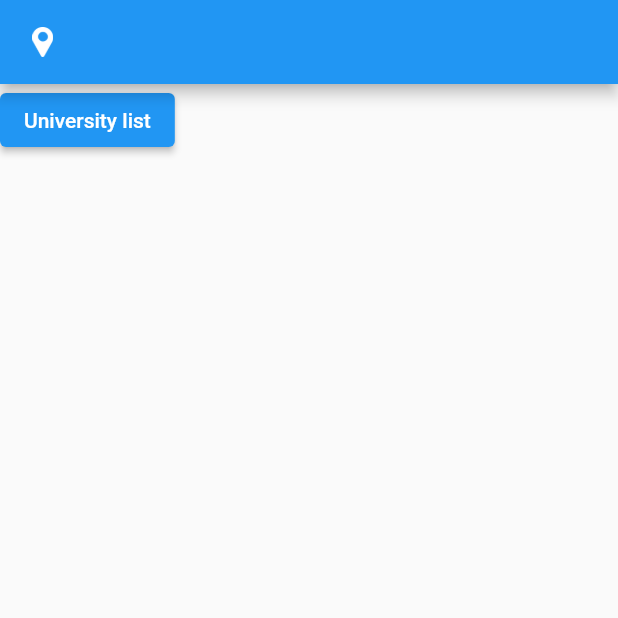
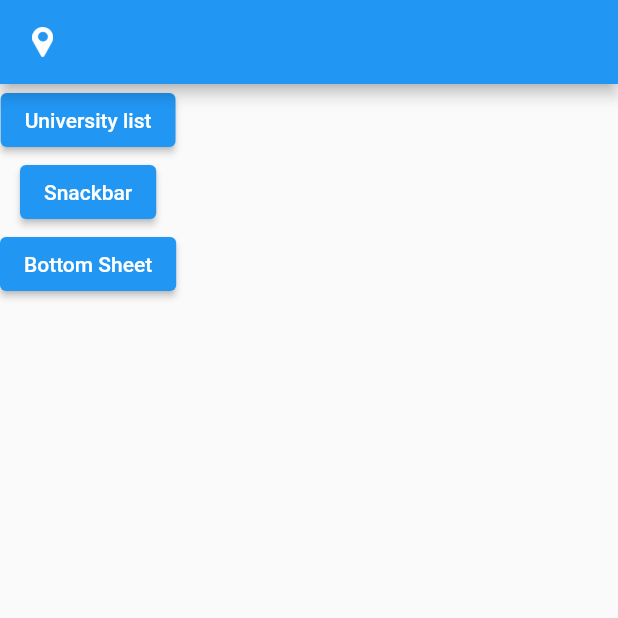
Before and after one commit to sr-invisible/learn-flutter, a Flutter app: the screen it shows after launch, after a tap on "pick_location", on a phone screen of 412 x 824 dp, the top half of it. Run offline on Flutter 3.47's test engine with Material 2 defaults, Android fonts, the phone set to English and light mode, and no system bars; our stand-ins replace firebase_core, firebase_messaging, flutter_local_notifications, flutter_typeahead, geocoding, geolocator and 2 more; accounts and stored records are empty; network calls fail; statements that could not run were skipped.

```diff
--- a/learn_flutter/lib/controller/location_controller.dart
+++ b/learn_flutter/lib/controller/location_controller.dart
@@ -19,8 +19,8 @@ class LocationController extends GetxController implements GetxService {
   CameraPosition? _initialCameraPosition;
   Predictions? _prediction;
   Predictions get predictions => _prediction!;
-  List<Predictions>? _predictionList;
-  List<Predictions> get predictionList => _predictionList!;
+  List<Predictions> _predictionList =[];
+  List<Predictions> get predictionList => _predictionList;
 
   GoogleMapController get googleMapController => _googleMapController!;
   Set<Marker> get marker => _markers;
@@ -100,11 +100,10 @@ class LocationController extends GetxController implements GetxService {
 
       Response response = await locationRepo.searchLocation(searchText);
       if(response.statusCode == 200){
-        _predictionList = [];
-        _predictionList!.addAll(PlaceAutoCompleteModel.fromJson(response.body).predictionList);
+        _predictionList.addAll(PlaceAutoCompleteModel.fromJson(response.body).predictionList);
       }
     }
-    return _predictionList!;
+    return _predictionList;
 
   }
   void setLocation(String placeId, String address, GoogleMapController? gMapController) async{
--- a/learn_flutter/lib/data/repository/location_repo.dart
+++ b/learn_flutter/lib/data/repository/location_repo.dart
@@ -2,6 +2,7 @@ import 'dart:convert';
 
 import 'package:flutter/material.dart';
 import 'package:get/get_connect/http/src/response/response.dart';
+import 'package:get/get_state_manager/src/rx_flutter/rx_disposable.dart';
 import 'package:http/http.dart' as http;
 import 'package:learn_flutter/util/app_constants.dart';
 class LocationRepo {
--- a/learn_flutter/lib/data/repository/notification_repo.dart
+++ b/learn_flutter/lib/data/repository/notification_repo.dart
@@ -1,7 +1,8 @@
 import 'package:firebase_messaging/firebase_messaging.dart';
 import 'package:flutter/foundation.dart';
+import 'package:get/get_state_manager/src/rx_flutter/rx_disposable.dart';
 
-class NotificationRepo{
+class NotificationRepo {
 
   Future<void> getMessage(RemoteMessage message) async {
     if (kDebugMode) {
--- a/learn_flutter/lib/data/repository/random_user_repo.dart
+++ b/learn_flutter/lib/data/repository/random_user_repo.dart
@@ -1,10 +1,11 @@
 import 'dart:convert';
 
 import 'package:get/get_connect/http/src/response/response.dart';
+import 'package:get/get_state_manager/src/rx_flutter/rx_disposable.dart';
 import 'package:http/http.dart' as http;
 import 'package:learn_flutter/util/app_constants.dart';
 
-class RandomUserRepo {
+class RandomUserRepo  extends GetxService{
 
 
   Future<Response> getAllRandomUser() async {
--- a/learn_flutter/lib/view/screen/home/home_screen.dart
+++ b/learn_flutter/lib/view/screen/home/home_screen.dart
@@ -1,3 +1,4 @@
+import 'package:flutter/cupertino.dart';
 import 'package:flutter/material.dart';
 import 'package:get/get.dart';
 import 'package:learn_flutter/controller/location_controller.dart';
@@ -18,7 +19,7 @@ class _HomeScreenState extends State<HomeScreen> {
   @override
   Widget build(BuildContext context) {
     Get.find<LocationController>().getCurrentAddress;
-    Get.find<RandomUserController>().getAllRandomUser();
+    // Get.find<RandomUserController>().getAllRandomUser();
     return SafeArea(child: Scaffold(
       appBar: AppBar(title:  InkWell( onTap: () => Get.offNamed(RouteHelper.gMap),child:
       GetBuilder<LocationController>(builder: (locationController) {
@@ -63,6 +64,20 @@ class _HomeScreenState extends State<HomeScreen> {
             //   }),
 
             ElevatedButton(onPressed: () => Get.toNamed(RouteHelper.university), child: const Text('University list')),
+            ElevatedButton(onPressed: () => Get.snackbar('GET X Snackbar','Hi, ', snackPosition: SnackPosition.BOTTOM), child: const Text('Snackbar')),
+            ElevatedButton(onPressed: () => Get.bottomSheet(Container(
+              height: 200,
+              decoration:  const BoxDecoration(color: Colors.white,
+                borderRadius: BorderRadius.only(topLeft: Radius.circular(5),topRight: Radius.circular(5))),
+
+              child: Wrap(children: const [
+              Text('Bottom Sheet'),
+            ])),
+            isDismissible: true,
+              barrierColor: Colors.white.withOpacity(.1),
+              backgroundColor: Colors.white,
+            ),
+                child: const Text('Bottom Sheet')),
           ],
         ),
       ),
```
Also changed, not shown: learn_flutter/lib/controller/country_controller.dart (+8 -6 lines), learn_flutter/lib/controller/university_controller.dart (+16 -11 lines), learn_flutter/lib/view/screen/university/university_details_dialog.dart (+7 -7 lines), learn_flutter/lib/view/screen/university/university_screen.dart (+25 -23 lines).
